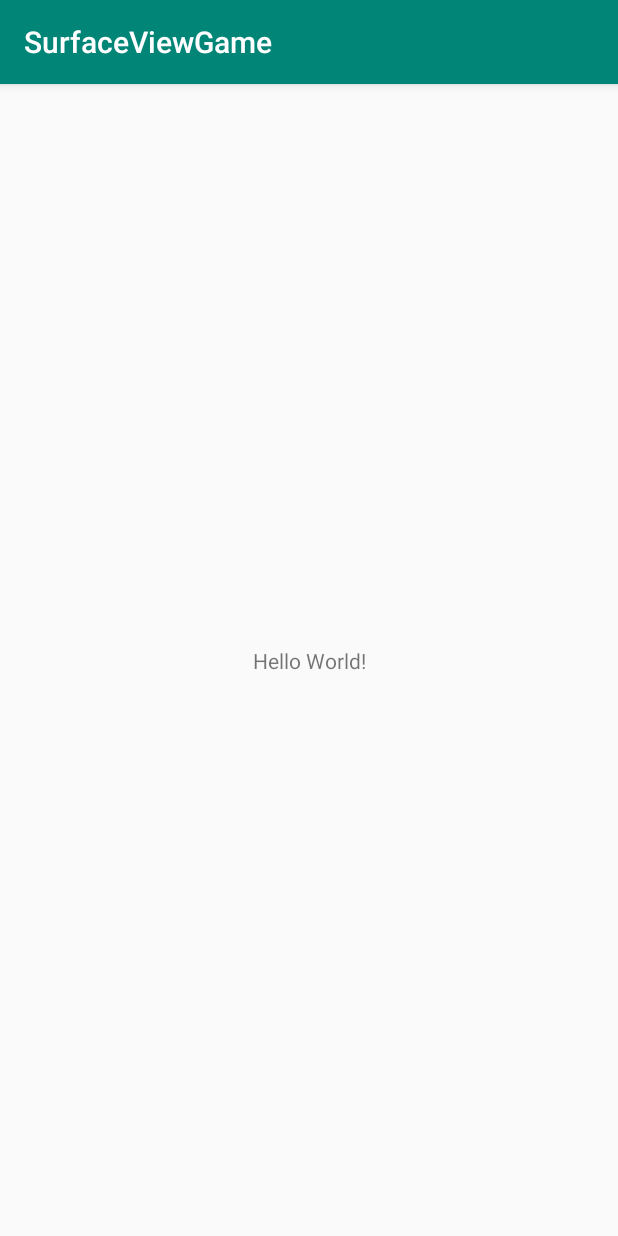
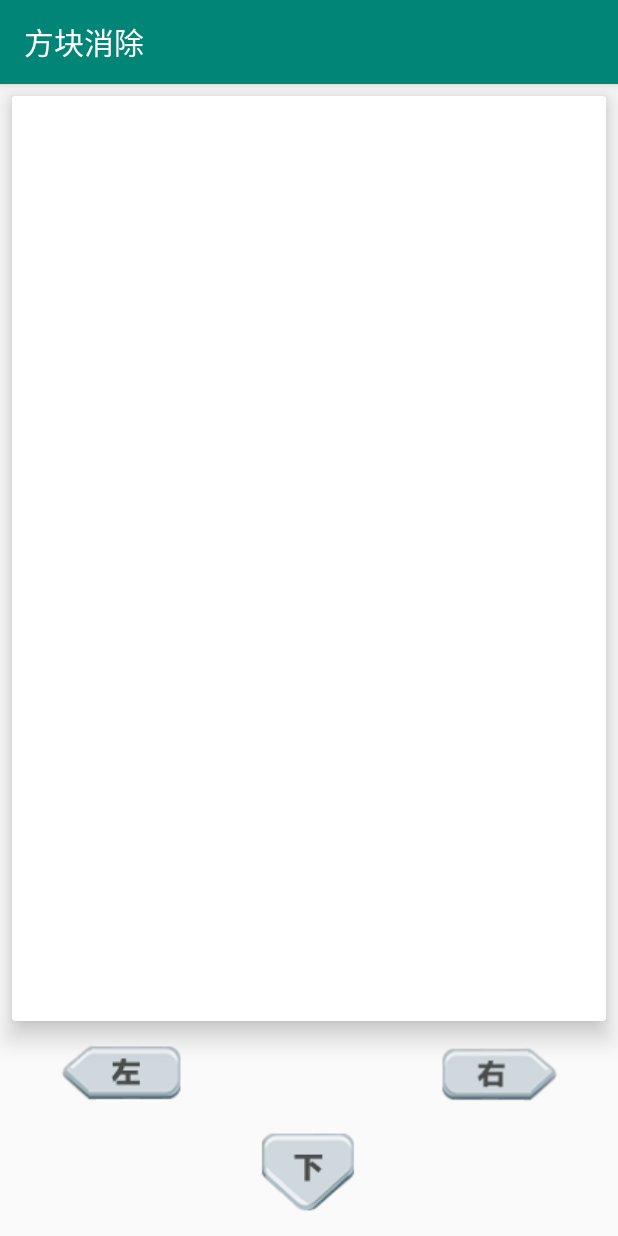
Before and after one commit to zhuqifanxi/SurfaceViewGame, an Android app: the screen it shows after launch (MainActivity), on a phone screen of 412 x 824 dp. Run offline under Robolectric (Android 15) with nearby library versions, the phone set to English and light mode, and no system bars.

Commit message:
背景clear2019/01/100

```diff
--- a/app/build.gradle
+++ b/app/build.gradle
@@ -25,4 +25,5 @@ dependencies {
     testImplementation 'junit:junit:4.12'
     androidTestImplementation 'com.android.support.test:runner:1.0.2'
     androidTestImplementation 'com.android.support.test.espresso:espresso-core:3.0.2'
+    implementation 'com.android.support:cardview-v7:28.0.0'
 }
--- a/app/src/main/res/layout/activity_main.xml
+++ b/app/src/main/res/layout/activity_main.xml
@@ -6,13 +6,54 @@
     android:layout_height="match_parent"
     tools:context=".MainActivity">
 
-    <TextView
+    <ImageView
+        android:id="@+id/iv_down"
         android:layout_width="wrap_content"
         android:layout_height="wrap_content"
-        android:text="Hello World!"
+        android:layout_marginStart="8dp"
+        android:layout_marginLeft="8dp"
+        android:layout_marginEnd="8dp"
+        android:layout_marginRight="8dp"
+        android:layout_marginBottom="8dp"
         app:layout_constraintBottom_toBottomOf="parent"
-        app:layout_constraintLeft_toLeftOf="parent"
-        app:layout_constraintRight_toRightOf="parent"
+        app:layout_constraintEnd_toEndOf="parent"
+        app:layout_constraintStart_toStartOf="parent"
+        app:srcCompat="@drawable/down" />
+
+    <ImageView
+        android:id="@+id/iv_left"
+        android:layout_width="wrap_content"
+        android:layout_height="wrap_content"
+        android:layout_marginStart="32dp"
+        android:layout_marginLeft="32dp"
+        app:layout_constraintBottom_toTopOf="@+id/iv_down"
+        app:layout_constraintStart_toStartOf="parent"
+        app:srcCompat="@drawable/left" />
+
+    <ImageView
+        android:id="@+id/iv_right"
+        android:layout_width="wrap_content"
+        android:layout_height="0dp"
+        android:layout_marginEnd="32dp"
+        android:layout_marginRight="32dp"
+        app:layout_constraintBottom_toBottomOf="@+id/iv_left"
+        app:layout_constraintEnd_toEndOf="parent"
+        app:layout_constraintTop_toTopOf="@+id/iv_left"
+        app:srcCompat="@drawable/right" />
+
+    <android.support.v7.widget.CardView
+        android:id="@+id/card_view"
+        android:layout_width="0dp"
+        android:layout_height="0dp"
+        android:layout_marginStart="8dp"
+        android:layout_marginLeft="8dp"
+        android:layout_marginTop="8dp"
+        android:layout_marginEnd="8dp"
+        android:layout_marginRight="8dp"
+        android:layout_marginBottom="8dp"
+        app:cardElevation="10dp"
+        app:layout_constraintBottom_toTopOf="@+id/iv_left"
+        app:layout_constraintEnd_toEndOf="parent"
+        app:layout_constraintStart_toStartOf="parent"
         app:layout_constraintTop_toTopOf="parent" />
-
 </android.support.constraint.ConstraintLayout>
--- a/app/src/main/res/values/strings.xml
+++ b/app/src/main/res/values/strings.xml
@@ -1,3 +1,3 @@
 <resources>
-    <string name="app_name">SurfaceViewGame</string>
+    <string name="app_name">方块消除</string>
 </resources>
```
Also changed, not shown: app/src/main/java/com/example/zhuqifan/surfaceviewgame/util/TranslateUtil.java (added, +12 -0 lines), app/src/main/java/com/example/zhuqifan/surfaceviewgame/view/GameAreaLayout.java (added, +46 -0 lines), app/src/main/res/drawable/blueblock.png (renamed from app/src/main/res/drawable/蓝块.png), app/src/main/res/drawable/down.png (renamed from app/src/main/res/drawable/下.png), app/src/main/res/drawable/left.png (renamed from app/src/main/res/drawable/左.png), app/src/main/res/drawable/redblock.png (renamed from app/src/main/res/drawable/红块.png), app/src/main/res/drawable/right.png (renamed from app/src/main/res/drawable/右.png).
